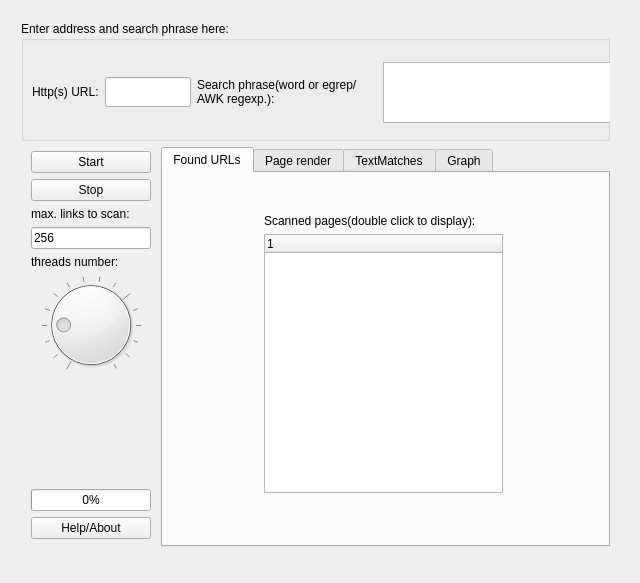
The window that widget.ui (blinkenlichten/simple-gui-crawler) describes before a commit, drawn with Qt 5.
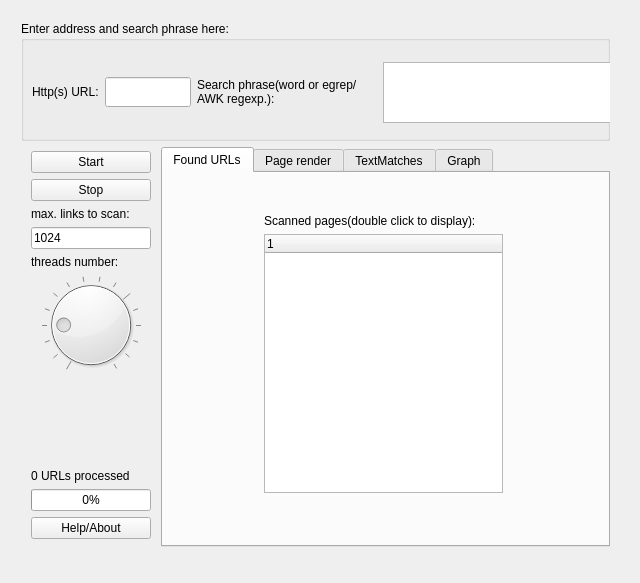
The same window after the commit.

Patch:
```diff
--- a/widget.ui
+++ b/widget.ui
@@ -200,7 +200,7 @@
            </size>
           </property>
           <property name="text">
-           <string>256</string>
+           <string>1024</string>
           </property>
           <property name="maxLength">
            <number>8</number>
@@ -273,6 +273,13 @@
           </property>
          </spacer>
         </item>
+        <item>
+         <widget class="QLabel" name="urlCountLabel">
+          <property name="text">
+           <string>0 URLs processed</string>
+          </property>
+         </widget>
+        </item>
         <item>
          <widget class="QProgressBar" name="progressBar">
           <property name="maximumSize">
```
